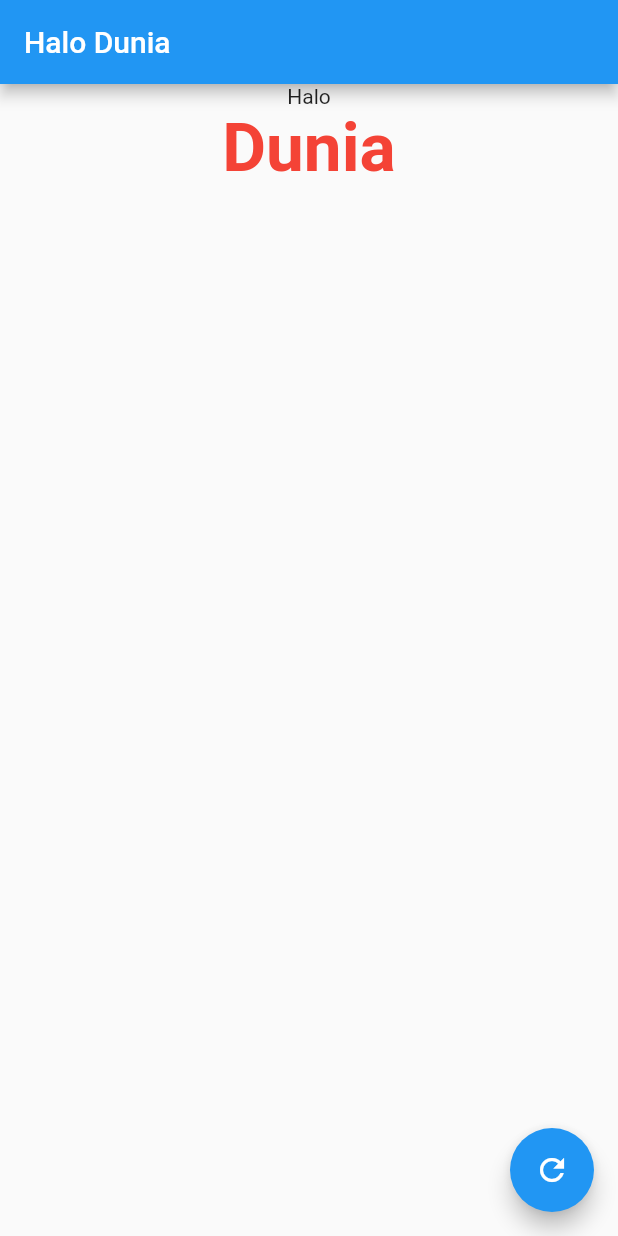
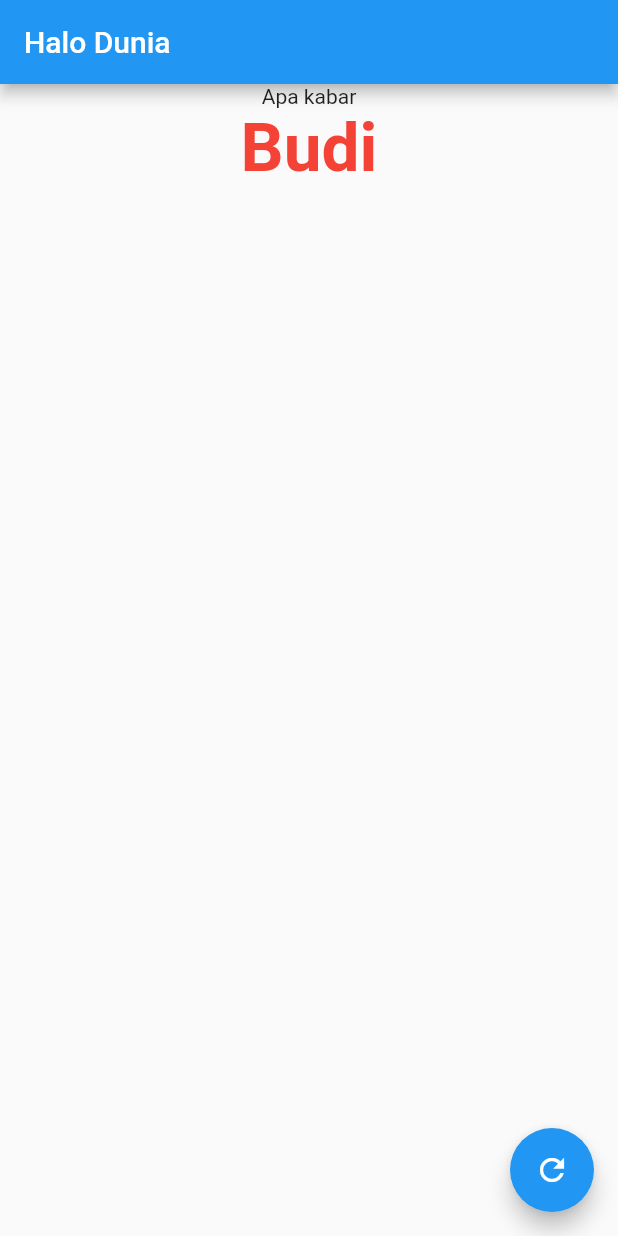
Before and after one commit to jagongoding-com/flutter-dasar, a Flutter app: the screen it shows after launch, on a phone screen of 412 x 824 dp. Run offline on Flutter 3.47's test engine with Material 2 defaults, Android fonts, the phone set to English and light mode, and no system bars.

```diff
--- a/lib/main.dart
+++ b/lib/main.dart
@@ -1,22 +1,29 @@
 import 'package:flutter/material.dart';
 
-class TeksUtama extends StatelessWidget {
+class StateTeksUtama extends State<TeksUtama> {
 
-  final String teks1;
-  final String teks2;
+  var listNama = [
+    'Budi', 'Andi', 'Sari', 'Rudi',
+    'Nurul', 'Huda', 'Lendis', 'Fabri'
+  ];
+  int index = 0;
 
-  TeksUtama({ this.teks1, this.teks2 });
+  void incrementIndex () {
+    setState(() {
+      index++;
+    });
+  }
 
   @override
   Widget build(BuildContext context) {
     return Column(
       children: [
         Text(
-          teks1,
+          'Apa kabar',
           textDirection: TextDirection.ltr,
         ),
         Text(
-          teks2,
+          listNama[index % listNama.length],
           textDirection: TextDirection.ltr,
           style: TextStyle(
             fontSize: 45,
@@ -27,9 +34,20 @@ class TeksUtama extends StatelessWidget {
       ],
     );
   }
+
+}
+
+class TeksUtama extends StatefulWidget {
+
+  final state = StateTeksUtama();
+
+  @override
+  State<StatefulWidget> createState() => state;
 }
 
 void main() {
+  TeksUtama teksUtama = TeksUtama();
+
   runApp(
     MaterialApp(
       title: 'Halo Dunia',
@@ -38,15 +56,12 @@ void main() {
           title: Text('Halo Dunia'),
         ),
         body: Center(
-          child: TeksUtama(
-            teks1: 'Halo',
-            teks2: 'Dunia',
-          ),
+          child: teksUtama,
         ),
         floatingActionButton: FloatingActionButton(
           tooltip: 'Random',
           child: Icon(Icons.refresh),
-          onPressed: null,
+          onPressed: teksUtama.state.incrementIndex,
         ),
       )
     )
```
